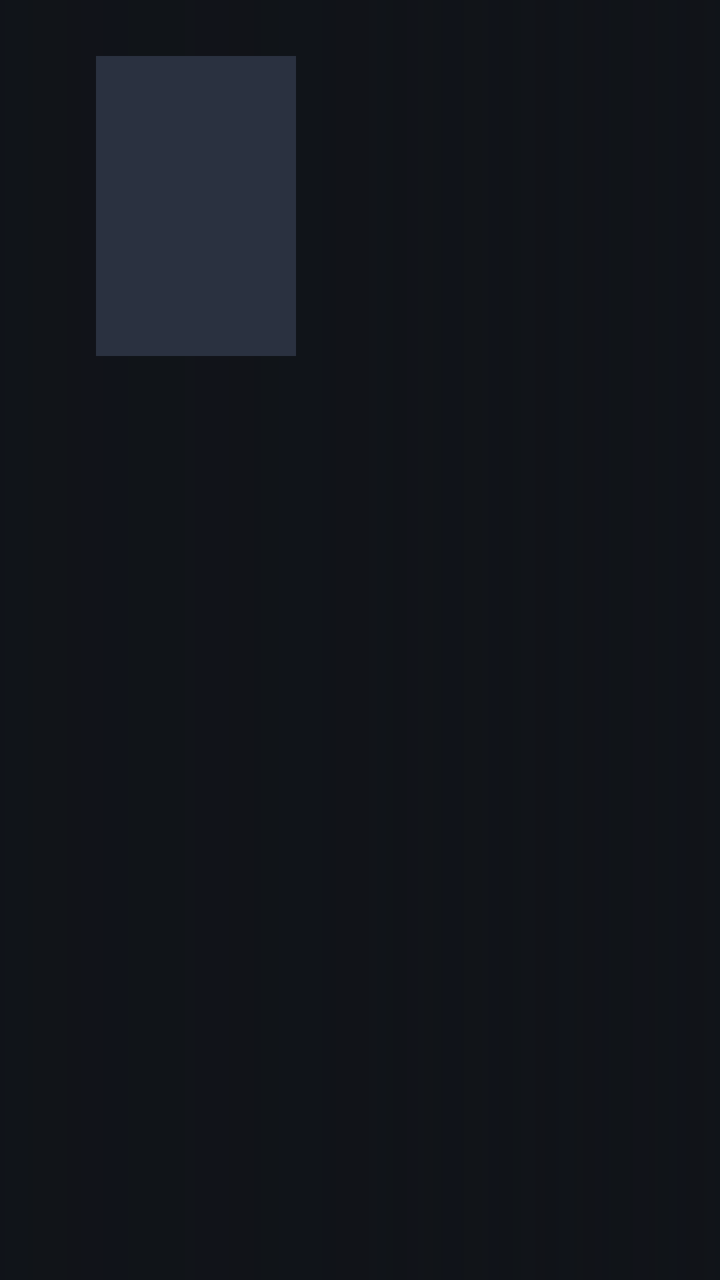
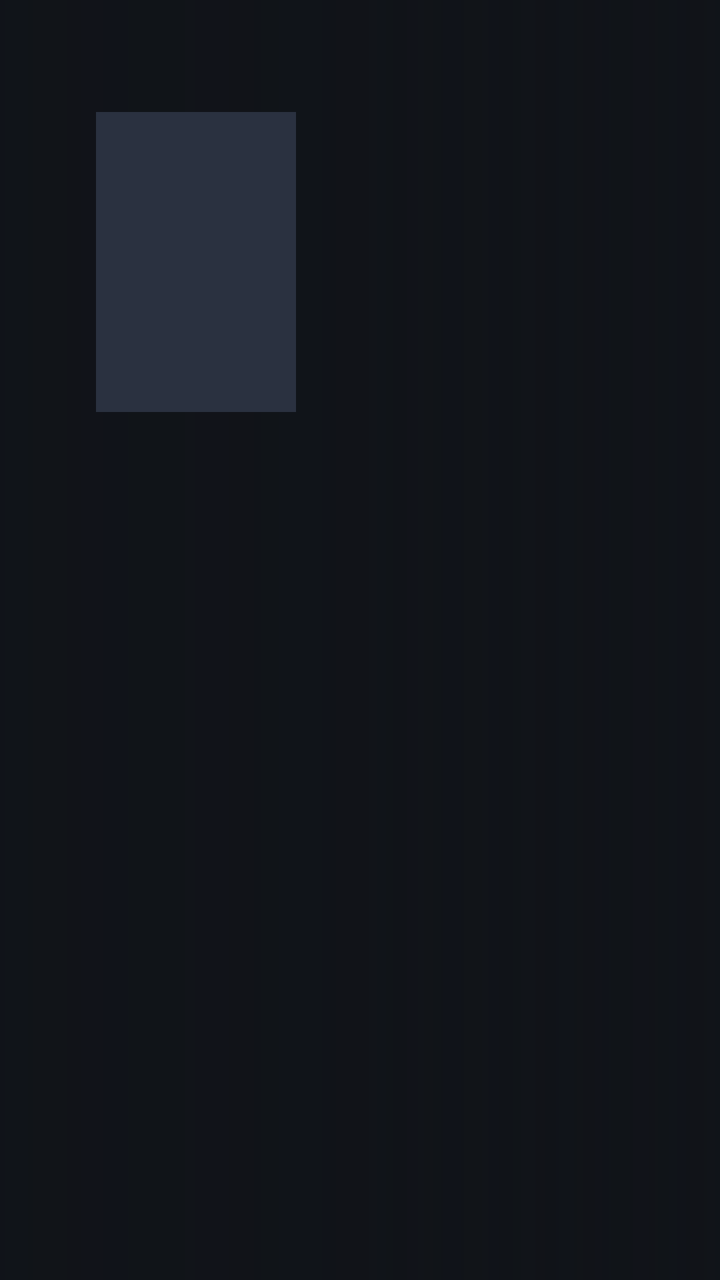

An Android layout rendered at two revisions. The XML below is the earlier revision; the diff shows what the commit changed to produce the second picture.
<!-- AndroidManifest.xml: application theme Theme.RandyFlix -->
<!-- res/layout/activity_show.xml -->
<?xml version="1.0" encoding="utf-8"?>
<FrameLayout xmlns:android="http://schemas.android.com/apk/res/android"
    android:layout_width="match_parent"
    android:layout_height="match_parent"
    android:background="@color/bg">

    <ImageView
        android:id="@+id/backdrop"
        android:layout_width="match_parent"
        android:layout_height="match_parent"
        android:importantForAccessibility="no"
        android:scaleType="centerCrop" />

    <View
        android:layout_width="match_parent"
        android:layout_height="match_parent"
        android:background="@drawable/scrim" />

    <LinearLayout
        android:layout_width="match_parent"
        android:layout_height="match_parent"
        android:orientation="vertical"
        android:paddingLeft="48dp"
        android:paddingTop="28dp"
        android:paddingRight="48dp"
        android:paddingBottom="12dp">

        <LinearLayout
            android:layout_width="match_parent"
            android:layout_height="wrap_content"
            android:orientation="horizontal">

            <ImageView
                android:id="@+id/poster"
                android:layout_width="100dp"
                android:layout_height="150dp"
                android:background="@drawable/placeholder"
                android:importantForAccessibility="no"
                android:scaleType="centerCrop" />

            <LinearLayout
                android:layout_width="0dp"
                android:layout_height="wrap_content"
                android:layout_marginStart="24dp"
                android:layout_weight="1"
                android:orientation="vertical">

                <TextView
                    android:id="@+id/title"
                    android:layout_width="wrap_content"
                    android:layout_height="wrap_content"
                    android:maxLines="1"
                    android:textColor="@color/text_primary"
                    android:textSize="28sp"
                    android:textStyle="bold" />

                <TextView
                    android:id="@+id/meta"
                    android:layout_width="wrap_content"
                    android:layout_height="wrap_content"
                    android:layout_marginTop="4dp"
                    android:textColor="@color/text_secondary"
                    android:textSize="14sp" />

                <TextView
                    android:id="@+id/plot"
                    android:layout_width="match_parent"
                    android:layout_height="wrap_content"
                    android:layout_marginTop="8dp"
                    android:ellipsize="end"
                    android:maxLines="4"
                    android:textColor="@color/text_primary"
                    android:textSize="14sp" />
            </LinearLayout>
        </LinearLayout>

        <HorizontalScrollView
            android:layout_width="match_parent"
            android:layout_height="wrap_content"
            android:layout_marginTop="14dp"
            android:scrollbars="none">

            <LinearLayout
                android:id="@+id/seasons"
                android:layout_width="wrap_content"
                android:layout_height="wrap_content"
                android:orientation="horizontal" />
        </HorizontalScrollView>

        <androidx.recyclerview.widget.RecyclerView
            android:id="@+id/episodes"
            android:layout_width="match_parent"
            android:layout_height="0dp"
            android:layout_marginTop="10dp"
            android:layout_weight="1"
            android:clipToPadding="false"
            android:paddingBottom="24dp" />
    </LinearLayout>
</FrameLayout>
<!-- resources referenced by this layout -->
<resources>
  <color name="bg">#FF101318</color>
  <color name="text_primary">#FFFFFFFF</color>
  <color name="text_secondary">#FFBBC2CC</color>
  <!-- drawable placeholder (drawable) -->
  <?xml version="1.0" encoding="utf-8"?>
  <shape xmlns:android="http://schemas.android.com/apk/res/android" android:shape="rectangle">
      <solid android:color="@color/card" />
  </shape>
  <!-- drawable scrim (drawable) -->
  <?xml version="1.0" encoding="utf-8"?>
  <shape xmlns:android="http://schemas.android.com/apk/res/android" android:shape="rectangle">
      <gradient
          android:angle="0"
          android:centerColor="#CC101318"
          android:endColor="#66101318"
          android:startColor="#F2101318" />
  </shape>
  <style name="Theme.RandyFlix" parent="Theme.Leanback">
          <item name="android:windowBackground">@color/bg</item>
          <item name="android:colorAccent">@color/accent</item>
      </style>
  <color name="card">#FF2A3140</color>
  <color name="accent">#FFF5A623</color>
</resources>

<!-- the commit's change to res/layout/activity_show.xml (unified diff, before → after) -->
@@ -21,7 +21,7 @@
         android:layout_height="match_parent"
         android:orientation="vertical"
         android:paddingLeft="48dp"
-        android:paddingTop="28dp"
+        android:paddingTop="56dp"
         android:paddingRight="48dp"
         android:paddingBottom="12dp">
 
